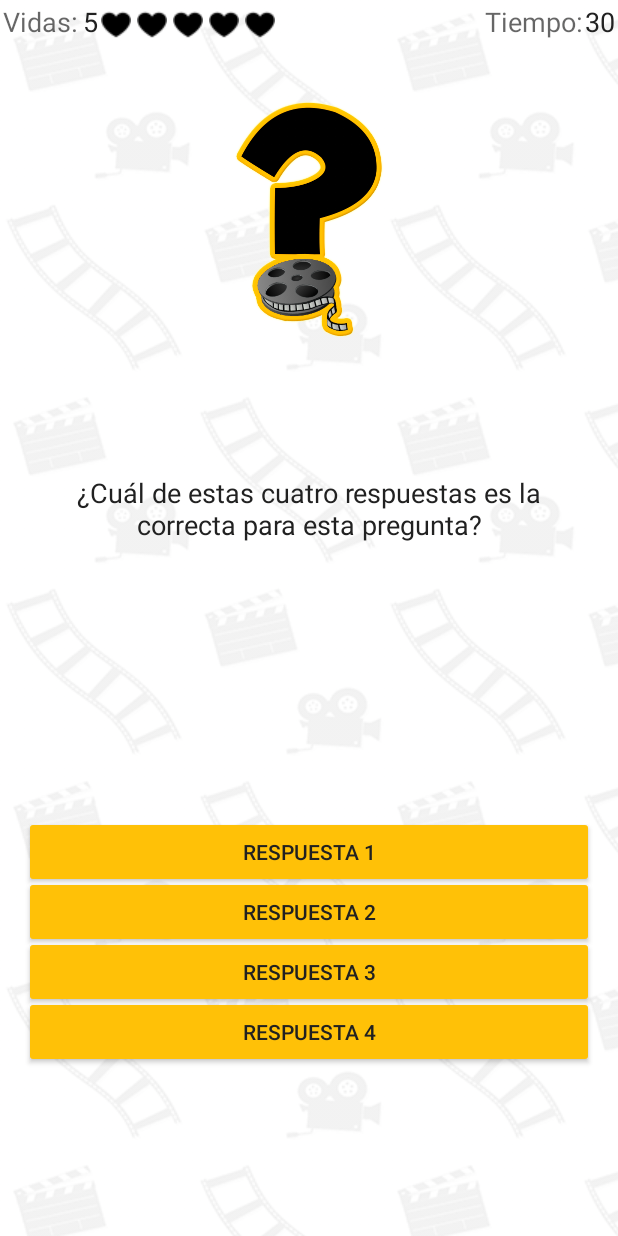
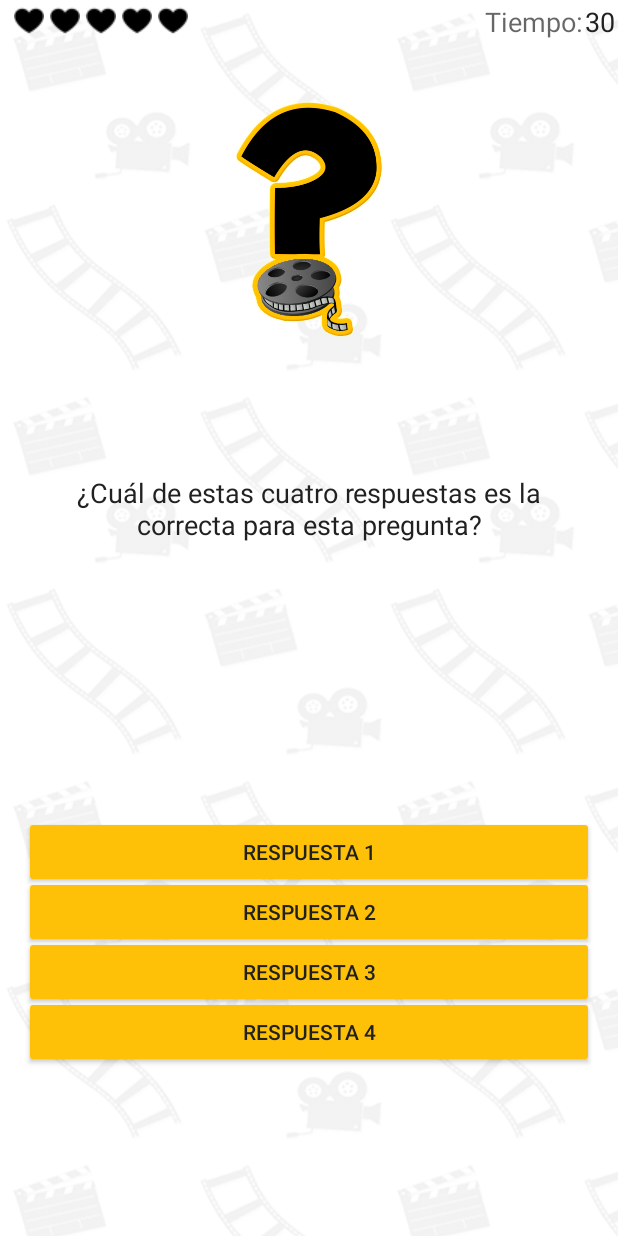
Before and after one commit to fblupi/cinema-quiz, an Android app: the layout game_activity.xml on its own in the app's theme, with its tools: preview values and no code run, on a phone screen of 412 x 824 dp. Run offline under Robolectric (Android 15) with nearby library versions, the light colour scheme and no system bars.

Commit message:
Eliminado textView vidas
Ahora solo aparecen los corazones.

```diff
--- a/CinemaQuiz/app/src/main/java/com/hijosdevuctir/cinemaquiz/GameActivity.java
+++ b/CinemaQuiz/app/src/main/java/com/hijosdevuctir/cinemaquiz/GameActivity.java
@@ -34,7 +34,6 @@ public class GameActivity extends Activity {
     private int modo; // modo de juego (0 normal, 1 con vidas)
     private Pregunta pregunta; // pregunta actual
     private TextView nTiempo; // TextView con el tiempo restante
-    private TextView nVidas; // TextView con el número de vidas
     private Button option0; // Botón primera opción
     private Button option1; // Botón segunda opción
     private Button option2; // Botón tercera opción
@@ -53,9 +52,9 @@ public class GameActivity extends Activity {
         setContentView(R.layout.game_activity);
         Bundle extras = getIntent().getExtras(); // Se obtienen los parámetros recibidos
 
-        // Se busca el texto de tiempo y vidas
+        // Se busca el texto de tiempo
         nTiempo = (TextView) findViewById(R.id.nTime);
-        nVidas = (TextView) findViewById(R.id.nLifes);
+
 
         maxVidas=5;
         vidas = 5;
@@ -63,11 +62,8 @@ public class GameActivity extends Activity {
 
         if(modo == 0) {
             limite = extras.getInt("num"); // Se recoge el parámetro con el límite de preguntas
-            TextView tVidas = (TextView) findViewById(R.id.lifes);
-            tVidas.setVisibility(View.GONE);
             LinearLayout lHearts = (LinearLayout) findViewById(R.id.heartsLayout);
             lHearts.setVisibility(View.GONE); //Se ocultan los corazones
-            nVidas.setVisibility(View.GONE);
             if(limite > Preguntas.size() || limite < 1) { // Número incorrecto de preguntas
                 limite = Preguntas.size(); // Se juegan todas las preguntas
                 Toast.makeText(this, R.string.question_readjustment, Toast.LENGTH_SHORT).show();
@@ -249,7 +245,6 @@ public class GameActivity extends Activity {
     private void actualizarVistas() {
         // Vidas
         if(modo == 1) {
-            nVidas.setText(Integer.toString(vidas));
             actualizaCorazones();
         }
 
--- a/CinemaQuiz/app/src/main/res/layout/game_activity.xml
+++ b/CinemaQuiz/app/src/main/res/layout/game_activity.xml
@@ -12,34 +12,15 @@
         android:layout_weight="1"
         android:padding="@dimen/layout_padding_ultra_narrow">
 
-        <TextView
-            android:layout_width="wrap_content"
-            android:layout_height="wrap_content"
-            android:textAppearance="?android:attr/textAppearanceMedium"
-            android:text="@string/lifes"
-            android:id="@+id/lifes"
-            android:layout_alignParentTop="true"
-            android:layout_alignParentStart="true"/>
-
-        <TextView
-            android:layout_width="wrap_content"
-            android:layout_height="wrap_content"
-            android:textAppearance="?android:attr/textAppearanceMedium"
-            android:text="5"
-            android:id="@+id/nLifes"
-            android:layout_alignParentTop="true"
-            android:layout_toEndOf="@+id/lifes"
-            android:textColor="@color/buttonTextColor"/>
-
         <LinearLayout
             android:orientation="horizontal"
             android:layout_width="wrap_content"
             android:layout_height="wrap_content"
             android:gravity="left|center"
             android:measureWithLargestChild="false"
-            android:layout_alignBottom="@+id/nLifes"
-            android:layout_toEndOf="@+id/nLifes"
-            android:id="@+id/heartsLayout">
+            android:id="@+id/heartsLayout"
+            android:layout_marginLeft="5dp"
+            android:layout_marginTop="2dp">
 
             <ImageView
                 android:layout_width="0dp"
```
